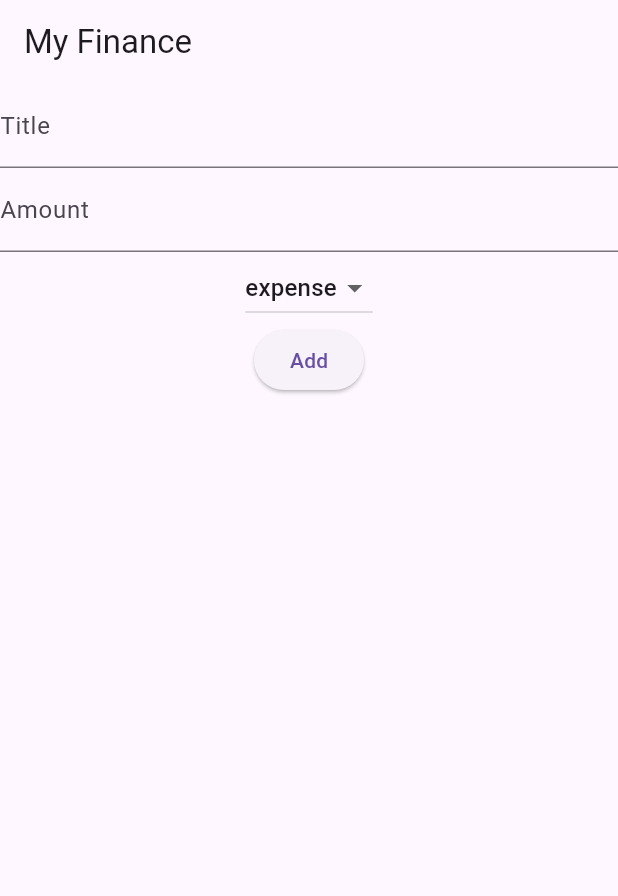
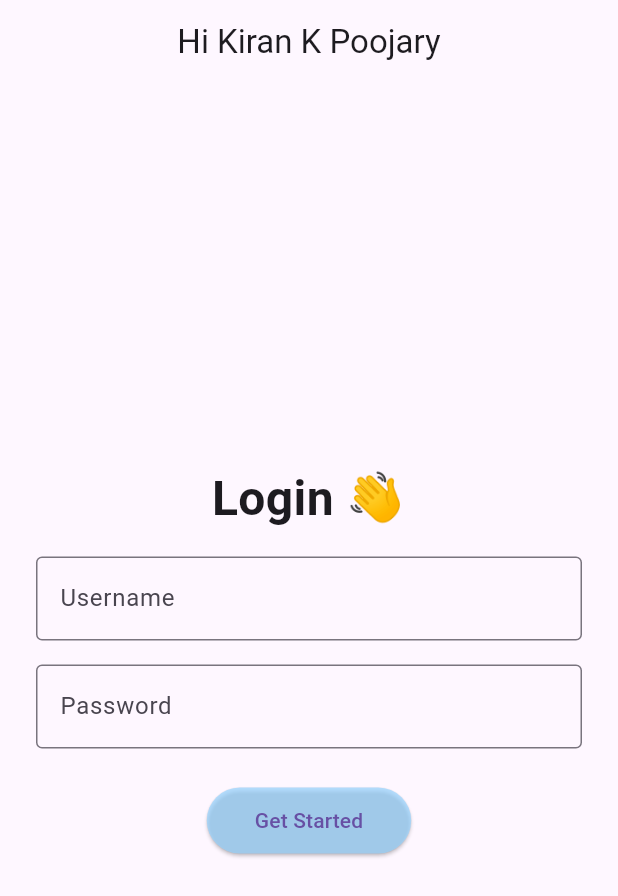
Before and after one commit to KiranKPoojary/Personal-Money-Management-App-Flutter, a Flutter app: the screen it shows after launch, on a phone screen of 412 x 824 dp. Shown: the top 896 px of the screen. Run offline on Flutter 3.47's test engine with Material 3 defaults, Android fonts, the phone set to English and light mode, and no system bars; our stand-ins replace sqflite; accounts and stored records are empty.

Commit message:
Second updates

```diff
--- /dev/null
+++ b/lib/db/transaction_db.dart
@@ -0,0 +1,102 @@
+import 'package:path/path.dart';
+import '../models/user_model.dart';
+import 'package:sqflite/sqflite.dart';
+import '../models/transaction.dart';
+
+class TransactionDB {
+  static final TransactionDB instance = TransactionDB._init();
+
+  static Database? _database;
+
+  TransactionDB._init();
+
+  Future<Database> get database async {
+    if (_database != null) return _database!;
+    _database = await _initDB('transactions.db');
+    return _database!;
+  }
+
+  Future<Database> _initDB(String filePath) async {
+    final dbPath = await getDatabasesPath();
+    final path = join(dbPath, filePath);
+
+    return await openDatabase(path, version: 1, onCreate: _createDB);
+  }
+
+  Future _createDB(Database db, int version) async {
+    const idType = 'INTEGER PRIMARY KEY AUTOINCREMENT';
+    const textType = 'TEXT NOT NULL';
+    const doubleType = 'REAL NOT NULL';
+
+    await db.execute('''
+      CREATE TABLE transactions (
+        id $idType,
+        title $textType,
+        amount $doubleType,
+        date $textType,
+        type $textType
+      )
+    ''');
+
+    await db.execute('''
+      CREATE TABLE users (
+        id INTEGER PRIMARY KEY AUTOINCREMENT,
+        username TEXT NOT NULL UNIQUE,
+        password TEXT NOT NULL
+      )
+     ''');
+
+    await db.insert('users', {
+      'username': 'KK',
+      'password': '123',
+    });
+
+
+  }
+  //User
+  Future<void> insertUser(UserModel user) async {
+    final db = await instance.database;
+    await db.insert('users', user.toMap(), conflictAlgorithm: ConflictAlgorithm.ignore);
+  }
+
+  Future<UserModel?> getUser(String username, String password) async {
+    final db = await instance.database;
+    final result = await db.query(
+      'users',
+      where: 'username = ? AND password = ?',
+      whereArgs: [username, password],
+    );
+    if (result.isNotEmpty) {
+      return UserModel.fromMap(result.first);
+    }
+    return null;
+  }
+
+  Future<List<String>> getAllUsernames() async {
+    final db = await instance.database;
+    final result = await db.query('users', columns: ['username']);
+    return result.map((row) => row['username'] as String).toList();
+  }
+
+
+  //Transaction
+  Future<TransactionModel> create(TransactionModel txn) async {
+    final db = await instance.database;
+    final id = await db.insert('transactions', txn.toMap());
+    return txn..id = id;
+  }
+
+  Future<List<TransactionModel>> readAllTransactions() async {
+    final db = await instance.database;
+    final result = await db.query('transactions', orderBy: 'date DESC');
+
+    return result.map((map) => TransactionModel.fromMap(map)).toList();
+  }
+
+
+
+  Future close() async {
+    final db = await instance.database;
+    db.close();
+  }
+}
--- a/lib/db_helper.dart
+++ /dev/null
@@ -1,55 +0,0 @@
-import 'package:sqflite/sqflite.dart';
-import 'package:path/path.dart';
-import 'dart:async';
-
-class DBHelper {
-  static final DBHelper _instance = DBHelper._internal();
-  factory DBHelper() => _instance;
-  DBHelper._internal();
-
-  static Database? _db;
-
-  Future<Database> get db async {
-    _db ??= await initDB();
-    return _db!;
-  }
-
-  Future<Database> initDB() async {
-    String path = join(await getDatabasesPath(), 'finance.db');
-    return await openDatabase(
-      path,
-      version: 1,
-      onCreate: _onCreate,
-    );
-  }
-
-  Future _onCreate(Database db, int version) async {
-    await db.execute('''
-      CREATE TABLE transactions (
-        id INTEGER PRIMARY KEY AUTOINCREMENT,
-        title TEXT,
-        amount REAL,
-        date TEXT,
-        type TEXT  -- 'income' or 'expense'
-      )
-    ''');
-  }
-
-  // Insert transaction
-  Future<int> insertTransaction(Map<String, dynamic> data) async {
-    final dbClient = await db;
-    return await dbClient.insert('transactions', data);
-  }
-
-  // Get all transactions
-  Future<List<Map<String, dynamic>>> getTransactions() async {
-    final dbClient = await db;
-    return await dbClient.query('transactions', orderBy: 'date DESC');
-  }
-
-  // Delete transaction
-  Future<int> deleteTransaction(int id) async {
-    final dbClient = await db;
-    return await dbClient.delete('transactions', where: 'id = ?', whereArgs: [id]);
-  }
-}
--- a/lib/main.dart
+++ b/lib/main.dart
@@ -1,89 +1,27 @@
 import 'package:flutter/material.dart';
-import 'db_helper.dart';
-import 'transaction_model.dart';
+import 'screens/home_screen.dart';
+import 'screens/dashboard_screen.dart';
 
-void main() => runApp(MyApp());
+
+void main() {
+  runApp(const MyApp());
+}
 
 class MyApp extends StatelessWidget {
+  const MyApp({super.key});
+
   @override
   Widget build(BuildContext context) {
     return MaterialApp(
-      home: HomeScreen(),
+      title: 'Expense Tracker',
       debugShowCheckedModeBanner: false,
+      theme: ThemeData(
+        primarySwatch: Colors.deepPurple,
+      ),
+      home: const HomeScreen(),
+      routes: {
+        '/dashboard': (context) => const DashboardScreen(),
+      },
     );
   }
 }
-
-class HomeScreen extends StatefulWidget {
-  @override
-  State<HomeScreen> createState() => _HomeScreenState();
-}
-
-class _HomeScreenState extends State<HomeScreen> {
-  final db = DBHelper();
-  final titleController = TextEditingController();
-  final amountController = TextEditingController();
-  String type = "expense";
-
-  List<TransactionModel> transactions = [];
-
-  void loadData() async {
-    final data = await db.getTransactions();
-    setState(() {
-      transactions = data.map((e) => TransactionModel.fromMap(e)).toList();
-    });
-  }
-
-  void addTransaction() async {
-    TransactionModel tx = TransactionModel(
-      title: titleController.text,
-      amount: double.parse(amountController.text),
-      date: DateTime.now().toString(),
-      type: type,
-    );
-    await db.insertTransaction(tx.toMap());
-    titleController.clear();
-    amountController.clear();
-    loadData();
-  }
-
-  @override
-  void initState() {
-    super.initState();
-    loadData();
-  }
-
-  @override
-  Widget build(BuildContext context) {
-    return Scaffold(
-      appBar: AppBar(title: Text("My Finance")),
-      body: Column(
-        children: [
-          TextField(controller: titleController, decoration: InputDecoration(labelText: "Title")),
-          TextField(controller: amountController, decoration: InputDecoration(labelText: "Amount"), keyboardType: TextInputType.number),
-          DropdownButton(
-            value: type,
-            items: ['income', 'expense']
-                .map((val) => DropdownMenuItem(value: val, child: Text(val)))
-                .toList(),
-            onChanged: (val) => setState(() => type = val!),
-          ),
-          ElevatedButton(onPressed: addTransaction, child: Text("Add")),
-          Expanded(
-            child: ListView.builder(
-              itemCount: transactions.length,
-              itemBuilder: (_, i) {
-                final tx = transactions[i];
-                return ListTile(
-                  title: Text(tx.title),
-                  subtitle: Text(tx.date),
-                  trailing: Text("₹ ${tx.amount} (${tx.type})"),
-                );
-              },
-            ),
-          )
-        ],
-      ),
-    );
-  }
-}
--- a/lib/transaction_model.dart
+++ b/lib/models/transaction.dart
@@ -2,8 +2,8 @@ class TransactionModel {
   int? id;
   String title;
   double amount;
-  String date;
-  String type; // income or expense
+  String date; // You can later switch to DateTime if needed
+  String type; // 'income' or 'expense'
 
   TransactionModel({
     this.id,
@@ -13,6 +13,13 @@ class TransactionModel {
     required this.type,
   });
 
+  // For printing or debugging
+  @override
+  String toString() {
+    return 'TransactionModel(id: $id, title: $title, amount: $amount, date: $date, type: $type)';
+  }
+
+  // For JSON encoding/decoding if needed (e.g., Hive, SQLite, APIs)
   Map<String, dynamic> toMap() {
     return {
       'id': id,
--- /dev/null
+++ b/lib/models/user_model.dart
@@ -0,0 +1,23 @@
+class UserModel {
+  final int? id;
+  final String username;
+  final String password;
+
+  UserModel({this.id, required this.username, required this.password});
+
+  Map<String, dynamic> toMap() {
+    return {
+      'id': id,
+      'username': username,
+      'password': password,
+    };
+  }
+
+  factory UserModel.fromMap(Map<String, dynamic> map) {
+    return UserModel(
+      id: map['id'],
+      username: map['username'],
+      password: map['password'],
+    );
+  }
+}
--- /dev/null
+++ b/lib/screens/home_screen.dart
@@ -0,0 +1,125 @@
+import 'package:flutter/material.dart';
+import '../db/transaction_db.dart';
+import '../models/user_model.dart';
+
+class HomeScreen extends StatefulWidget {
+  const HomeScreen({super.key});
+
+  @override
+  State<HomeScreen> createState() => _HomeScreenState();
+}
+
+class _HomeScreenState extends State<HomeScreen> {
+  final TextEditingController _usernameController = TextEditingController();
+  final TextEditingController _passwordController = TextEditingController();
+  List<String> _usernames = [];
+
+  @override
+  void initState() {
+    super.initState();
+    //_loadUsernames();
+  }
+
+  Future<void> _loadUsernames() async {
+    try {
+      final usernames = await TransactionDB.instance.getAllUsernames();
+      setState(() {
+        _usernames = usernames;
+      });
+    } catch (e) {
+      debugPrint("Error loading usernames: $e");
+    }
+  }
+
+  /*void _login() async {
+
+    final username = _usernameController.text.trim();
+    final password = _passwordController.text.trim();
+    print('Username: $username, Password: $password');
+
+    if (username.isEmpty || password.isEmpty) {
+      _showMessage('Please enter both username and password');
+      return;
+    }
+
+    final existingUser = await TransactionDB.instance.getUser(username, password);
+
+    if (existingUser != null) {
+      _showMessage('Login successful');
+      Navigator.pushNamed(context, '/dashboard', arguments: username);
+    } else {
+      // Register new user
+      await TransactionDB.instance.insertUser(UserModel(username: username, password: password));
+      _showMessage('New user created');
+      Navigator.pushNamed(context, '/dashboard', arguments: username);
+    }
+  }
+*/
+  void _login() async {
+    final username = _usernameController.text.trim();
+    final password = _passwordController.text.trim();
+    if (username == 'KK' && password == '1234') {
+      _showMessage('Login successful');
+      Navigator.pushNamed(context, '/dashboard', arguments: username);
+    }
+    else
+      {
+        _showMessage('Wrong man');
+      }
+  }
+  void _showMessage(String message) {
+    ScaffoldMessenger.of(context).showSnackBar(SnackBar(content: Text(message)));
+  }
+
+  @override
+  Widget build(BuildContext context) {
+    return Scaffold(
+      appBar: AppBar(title: const Text('Hi Kiran K Poojary'), centerTitle: true),
+      body: Center(
+        child: Padding(
+          padding: const EdgeInsets.symmetric(horizontal: 24.0),
+          child: Column(
+            mainAxisAlignment: MainAxisAlignment.center,
+            children: [
+              const Text('Login 👋', style: TextStyle(fontSize: 32, fontWeight: FontWeight.bold)),
+              const SizedBox(height: 16),
+              Autocomplete<String>(
+                optionsBuilder: (TextEditingValue textEditingValue) {
+                  return _usernames.where((String option) {
+                    return option.toLowerCase().contains(textEditingValue.text.toLowerCase());
+                  });
+                },
+                onSelected: (String selection) {
+                  _usernameController.text = selection;
+                },
+                fieldViewBuilder: (context, textEditingController, focusNode, onEditingComplete) {
+                  return TextField(
+                    controller: _usernameController, // <- use your main controller
+                    focusNode: focusNode,
+                    decoration: const InputDecoration(labelText: 'Username', border: OutlineInputBorder()),
+                  );
+                },
+              ),
+
+              const SizedBox(height: 16),
+              TextField(
+                controller: _passwordController,
+                obscureText: true,
+                decoration: const InputDecoration(labelText: 'Password', border: OutlineInputBorder()),
+              ),
+              const SizedBox(height: 24),
+              ElevatedButton(
+                onPressed: _login,
+                style: ElevatedButton.styleFrom(
+                  backgroundColor: Color(0xB095D3FF),
+                  padding: const EdgeInsets.symmetric(horizontal: 32, vertical: 12),
+                ),
+                child: const Text('Get Started'),
+              ),
+            ],
+          ),
+        ),
+      ),
+    );
+  }
+}
```
Also changed, not shown: lib/screens/dashboard_screen.dart (added, +110 -0 lines), lib/widgets/transaction_list.dart (added, +27 -0 lines), 1 other file.
